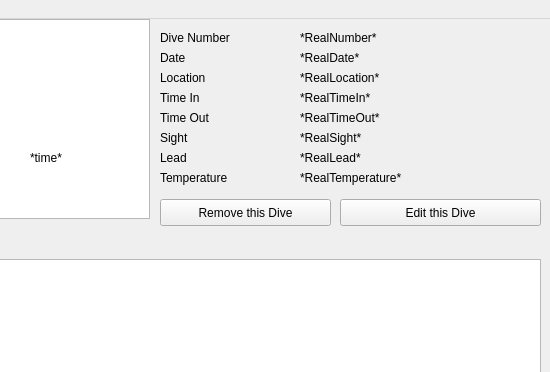
The window that qt/main.ui (bloeper/dive) describes before a commit, drawn with Qt 5; both pictures show x 250 to 800 and y 0 to 372 of the 800 by 600 pixel window.
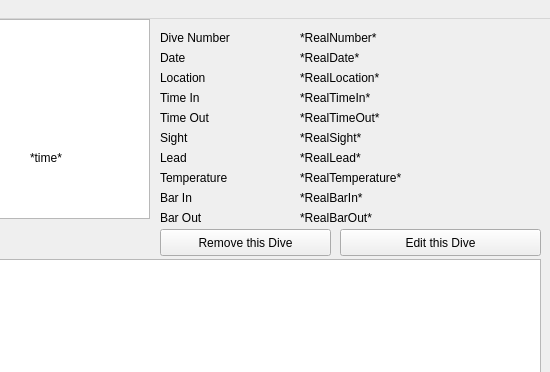
The same window after the commit. Icons and pictures are not drawn.

```diff
--- a/qt/main.ui
+++ b/qt/main.ui
@@ -279,7 +279,7 @@
      <rect>
       <x>550</x>
       <y>150</y>
-      <width>251</width>
+      <width>241</width>
       <height>18</height>
      </rect>
     </property>
@@ -350,7 +350,7 @@
     <property name="geometry">
      <rect>
       <x>410</x>
-      <y>180</y>
+      <y>210</y>
       <width>171</width>
       <height>27</height>
      </rect>
@@ -363,7 +363,7 @@
     <property name="geometry">
      <rect>
       <x>590</x>
-      <y>180</y>
+      <y>210</y>
       <width>201</width>
       <height>27</height>
      </rect>
@@ -372,6 +372,58 @@
      <string>Edit this Dive</string>
     </property>
    </widget>
+   <widget class="QLabel" name="LBarIn">
+    <property name="geometry">
+     <rect>
+      <x>410</x>
+      <y>170</y>
+      <width>91</width>
+      <height>18</height>
+     </rect>
+    </property>
+    <property name="text">
+     <string>Bar In</string>
+    </property>
+   </widget>
+   <widget class="QLabel" name="LBarOut">
+    <property name="geometry">
+     <rect>
+      <x>410</x>
+      <y>190</y>
+      <width>71</width>
+      <height>18</height>
+     </rect>
+    </property>
+    <property name="text">
+     <string>Bar Out</string>
+    </property>
+   </widget>
+   <widget class="QLabel" name="IBarIn">
+    <property name="geometry">
+     <rect>
+      <x>550</x>
+      <y>170</y>
+      <width>241</width>
+      <height>18</height>
+     </rect>
+    </property>
+    <property name="text">
+     <string>*RealBarIn*</string>
+    </property>
+   </widget>
+   <widget class="QLabel" name="IBarOut">
+    <property name="geometry">
+     <rect>
+      <x>550</x>
+      <y>190</y>
+      <width>231</width>
+      <height>18</height>
+     </rect>
+    </property>
+    <property name="text">
+     <string>*RealBarOut*</string>
+    </property>
+   </widget>
   </widget>
   <widget class="QMenuBar" name="menubar">
    <property name="geometry">
```
Left out of the diff: 4 changed lines with no effect on the pictures.
